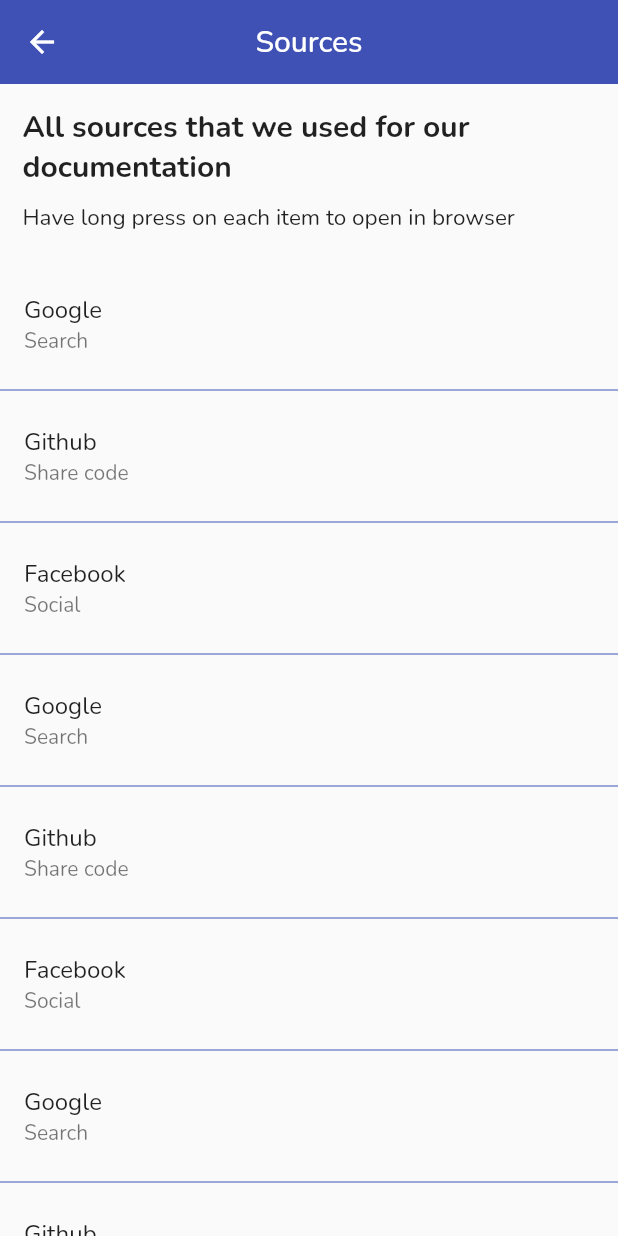
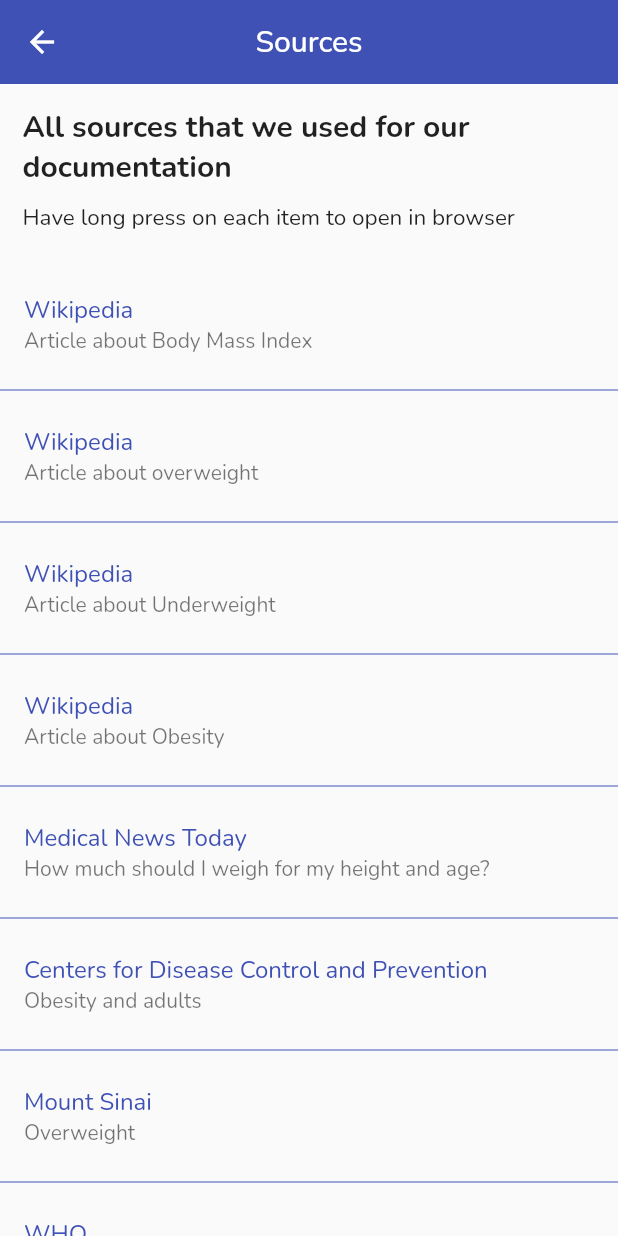
Before and after one commit to BlackIQ/bmi, a Flutter app: the screen it shows after launch, in the side drawer, after a tap on "Sources", on a phone screen of 412 x 824 dp. Run offline on Flutter 3.47's test engine with Material 2 defaults, Android fonts, the phone set to English and light mode, and no system bars; our stand-ins replace google_fonts.

Commit message:
Add all sources

```diff
--- a/lib/app/pages/sources.dart
+++ b/lib/app/pages/sources.dart
@@ -20,67 +20,52 @@
     );
   }
 
-  // TODO: Add all links
   List<Map> links = [
     {
-      'site': 'Google',
-      'about': 'Search',
-      'url': 'https://google.com',
+      'site': 'Wikipedia',
+      'about': 'Article about Body Mass Index',
+      'url': 'https://en.wikipedia.org/wiki/Body_mass_index',
     },
     {
-      'site': 'Github',
-      'about': 'Share code',
-      'url': 'https://github.com',
+      'site': 'Wikipedia',
+      'about': 'Article about overweight',
+      'url': 'https://en.wikipedia.org/wiki/Overweight',
+    },
+    // After
+    {
+      'site': 'Wikipedia',
+      'about': 'Article about Underweight',
+      'url': 'https://en.wikipedia.org/wiki/Underweight',
     },
     {
-      'site': 'Facebook',
-      'about': 'Social',
-      'url': 'https://facebook.com',
+      'site': 'Wikipedia',
+      'about': 'Article about Obesity',
+      'url': 'https://en.wikipedia.org/wiki/Obesity',
     },
     {
-      'site': 'Google',
-      'about': 'Search',
-      'url': 'https://google.com',
+      'site': 'Medical News Today',
+      'about': 'How much should I weigh for my height and age?',
+      'url': 'https://www.medicalnewstoday.com/articles/323446',
     },
     {
-      'site': 'Github',
-      'about': 'Share code',
-      'url': 'https://github.com',
+      'site': 'Centers for Disease Control and Prevention',
+      'about': 'Obesity and adults',
+      'url': 'https://www.cdc.gov/obesity/adult/defining.html',
     },
     {
-      'site': 'Facebook',
-      'about': 'Social',
-      'url': 'https://facebook.com',
+      'site': 'Mount Sinai',
+      'about': 'Overweight',
+      'url': 'https://www.mountsinai.org/health-library/symptoms/overweight',
     },
     {
-      'site': 'Google',
-      'about': 'Search',
-      'url': 'https://google.com',
+      'site': 'WHO',
+      'about': 'Obesity and overweight',
+      'url': 'https://www.who.int/news-room/fact-sheets/detail/obesity-and-overweight',
     },
     {
-      'site': 'Github',
-      'about': 'Share code',
-      'url': 'https://github.com',
-    },
-    {
-      'site': 'Facebook',
-      'about': 'Social',
-      'url': 'https://facebook.com',
-    },
-    {
-      'site': 'Google',
-      'about': 'Search',
-      'url': 'https://google.com',
-    },
-    {
-      'site': 'Github',
-      'about': 'Share code',
-      'url': 'https://github.com',
-    },
-    {
-      'site': 'Facebook',
-      'about': 'Social',
-      'url': 'https://facebook.com',
+      'site': 'NIDDK',
+      'about': 'Facts for Adult Overweight & Obesity',
+      'url': 'https://www.niddk.nih.gov/health-information/weight-management/adult-overweight-obesity/definition-facts',
     },
   ];
 
@@ -110,6 +95,9 @@
                 title: Text(
                   // TODO: Change color to indigo
                   links[index]['site'],
+                  style: TextStyle(
+                    color: Colors.indigo,
+                  ),
                 ),
                 subtitle: Text(
                   links[index]['about'],
@@ -122,53 +110,6 @@
             separatorBuilder: (context, index) => Divider(color: Colors.indigo,),
           ),
         ),
-        // ParagraphText(
-        //   text: 'https://en.wikipedia.org/wiki/Body_mass_index',
-        // ),
-        // SizedBox(height: 5),
-        // ParagraphText(
-        //   text: 'https://en.wikipedia.org/wiki/Overweight',
-        // ),
-        // SizedBox(height: 5),
-        // ParagraphText(
-        //   text: 'https://en.wikipedia.org/wiki/Underweight',
-        // ),
-        // SizedBox(height: 5),
-        // ParagraphText(
-        //   text: 'https://en.wikipedia.org/wiki/Obesity',
-        // ),
-        // SizedBox(height: 5),
-        // ParagraphText(
-        //   text: 'https://www.medicalnewstoday.com/articles/323446',
-        // ),
-        // SizedBox(height: 5),
-        // ParagraphText(
-        //   text: 'https://www.cdc.gov/obesity/adult/defining.html',
-        // ),
-        // SizedBox(height: 5),
-        // ParagraphText(
-        //   text:
-        //       'https://www.mountsinai.org/health-library/symptoms/overweight',
-        // ),
-        // SizedBox(height: 5),
-        // ParagraphText(
-        //   text:
-        //       'https://www.who.int/news-room/fact-sheets/detail/obesity-and-overweight',
-        // ),
-        // SizedBox(height: 5),
-        // ParagraphText(
-        //   text:
-        //       'https://www.cdc.gov/healthyweight/assessing/bmi/adult_bmi/english_bmi_calculator/bmi_calculator.html',
-        // ),
-        // SizedBox(height: 5),
-        // ParagraphText(
-        //   text:
-        //       'https://www.nhlbi.nih.gov/health/educational/lose_wt/BMI/bmicalc.htm',
-        // ),
-        // ParagraphText(
-        //   text:
-        //       'https://www.niddk.nih.gov/health-information/weight-management/adult-overweight-obesity/definition-facts',
-        // ),
       ],
     );
   }
```
